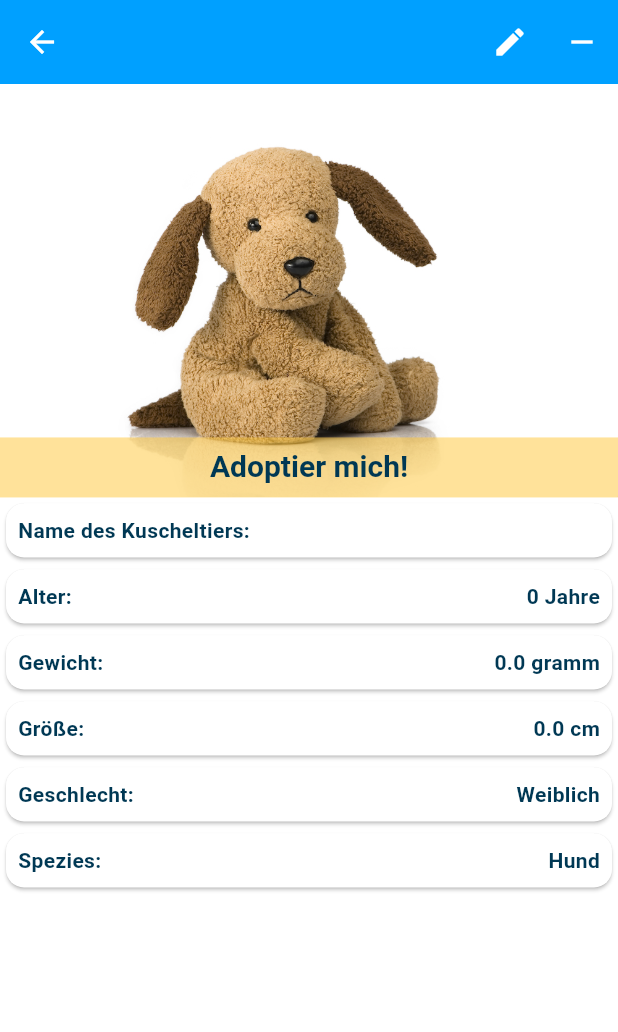
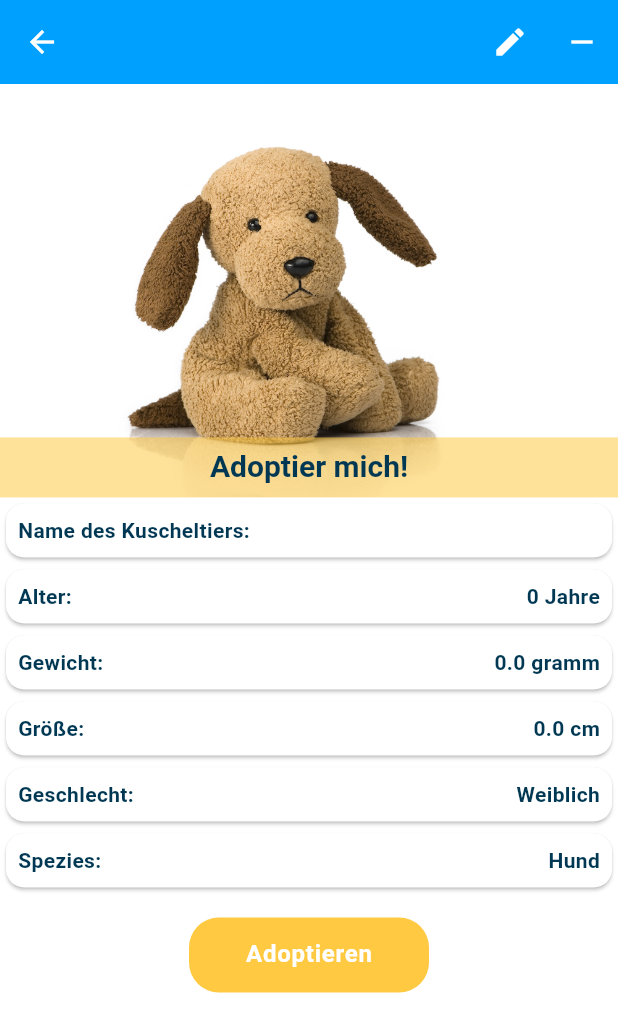
Before and after one commit to Verbalkeks/Pummel_at_work, a Flutter app: the DetailPetScreen screen opened directly with empty values, on a phone screen of 412 x 824 dp. Shown: the top 1032 px of the screen. Run offline on Flutter 3.47's test engine with Material 3 defaults, Android fonts, the phone set to English and light mode, and no system bars; our stand-ins replace cloud_firestore, firebase_core; accounts and stored records are empty; Roboto replaces fonts that are missing (Titillium Web).

Commit message:
Seite 364

```diff
--- a/lib/data/repositories/rest_pet_repository.dart
+++ b/lib/data/repositories/rest_pet_repository.dart
@@ -23,7 +23,6 @@ class RestPetRepository implements PetRepository {
     );
 
     if (response.statusCode == 201) {
-      print("Kuscheltier erfolgreich hinzugefügt");
       return;
     } else {
       throw Exception("Beim Hinzufügen des Kuscheltiers ging etwas schief");
@@ -68,7 +67,6 @@ class RestPetRepository implements PetRepository {
       },
     );
     if (response.statusCode == 200) {
-      print("Kuscheltier erfolgreich aktualisiert.");
       return;
     } else {
       throw Exception("Beim Aktualisieren des Pets ging etwas schief");
@@ -77,10 +75,9 @@ class RestPetRepository implements PetRepository {
 
   @override
   Future<void> deletePetById(String id) async {
-    final uri = Uri.parse("$baseUrl/pets/${id}");
+    final uri = Uri.parse("$baseUrl/pets/$id");
     final response = await httpClient.delete(uri);
     if (response.statusCode == 204) {
-      print("GoodBye Kuscheltier.");
       return;
     } else {
       throw Exception("Beim Löschen des Kuscheltiers ging etwas schief");
--- a/lib/main.dart
+++ b/lib/main.dart
@@ -5,6 +5,7 @@ import 'package:pummel_the_fish/screens/splash_screen.dart';
 import 'package:pummel_the_fish/theme/custom_colors.dart';
 import 'package:firebase_core/firebase_core.dart';
 import "package:pummel_the_fish/firebase_options.dart";
+import 'package:pummel_the_fish/widgets/adoption_bag_wrapper.dart';
 
 Future<void> main() async {
   WidgetsFlutterBinding.ensureInitialized();
@@ -20,7 +21,8 @@ class MyApp extends StatelessWidget {
 
   @override
   Widget build(BuildContext context) {
-    return MaterialApp(
+    return AdoptionBagWrapper(
+      child: MaterialApp(
         title: 'Pummel The Fish',
         theme: ThemeData(
           useMaterial3: true,
@@ -107,6 +109,7 @@ class MyApp extends StatelessWidget {
           "/home": (context) => const HomeScreen(),
           "/create": (context) => const CreatePetScreen(),
         },
+      ),
     );
   }
 }
--- a/lib/screens/detail_pet_screen.dart
+++ b/lib/screens/detail_pet_screen.dart
@@ -4,6 +4,8 @@ import "package:pummel_the_fish/data/models/pet.dart";
 import "package:pummel_the_fish/data/repositories/firestore_pet_repository.dart";
 import "package:pummel_the_fish/screens/edit_pet_screen.dart";
 import "package:pummel_the_fish/theme/custom_colors.dart";
+import "package:pummel_the_fish/widgets/custom_button.dart";
+import "package:pummel_the_fish/widgets/inherited_adoption_bag.dart";
 
 class DetailPetScreen extends StatefulWidget {
   final Pet pet;
@@ -50,9 +52,9 @@ class _DetailPetScreenState extends State<DetailPetScreen> {
           title: Text(pet.name),
           actions: [
             IconButton(
-                onPressed: () => _onEditPet(pet), icon: Icon(Icons.edit)),
+                onPressed: () => _onEditPet(pet), icon: const Icon(Icons.edit)),
             IconButton(
-                onPressed: () => _onDeletePet(pet.id), icon: Icon(Icons.remove))
+                onPressed: () => _onDeletePet(pet.id), icon: const Icon(Icons.remove))
           ],
         ),
         body: SafeArea(
@@ -66,7 +68,7 @@ class _DetailPetScreenState extends State<DetailPetScreen> {
                   children: [
                     Expanded(
                       flex: 1,
-                      child: _BuildImageStack(pet, context),
+                      child: _buildImageStack(pet, context),
                     ),
                     Expanded(
                       flex: 1,
@@ -82,7 +84,7 @@ class _DetailPetScreenState extends State<DetailPetScreen> {
               return SingleChildScrollView(
                 child: Column(
                   children: [
-                    _BuildImageStack(pet, context),
+                    _buildImageStack(pet, context),
                     _InfoCardsColumn(pet: pet),
                   ],
                 ),
@@ -90,11 +92,12 @@ class _DetailPetScreenState extends State<DetailPetScreen> {
             },
           ),
         ),
+
       ),
     );
   }
 
-  Stack _BuildImageStack(Pet pet, BuildContext context) {
+  Stack _buildImageStack(Pet pet, BuildContext context) {
     return Stack(
       children: [
         _buildImage(pet.species),
@@ -191,6 +194,13 @@ class _InfoCardsColumn extends StatelessWidget {
                         ? "Katze"
                         : "Fisch",
           ),
+          const SizedBox(height: 16),
+          CustomButton(
+            onPressed: () {
+              InheritedAdoptionBag.of(context).addPet();
+            },
+            label: 'Adoptieren'
+          ),
         ],
       ),
     );
--- a/lib/screens/edit_pet_screen.dart
+++ b/lib/screens/edit_pet_screen.dart
@@ -231,7 +231,6 @@ class _EditPetScreenState extends State<EditPetScreen> {
                   side: const BorderSide(color: CustomColors.blueDark),
                   onChanged: (bool? value) {
                     if (value != null) {
-                      print(value);
                       setState(() {
                         currentIsFemale = value;
                       });
--- a/lib/screens/home_screen.dart
+++ b/lib/screens/home_screen.dart
@@ -2,6 +2,8 @@ import "package:cloud_firestore/cloud_firestore.dart";
 import "package:flutter/material.dart";
 import "package:pummel_the_fish/data/models/pet.dart";
 import "package:pummel_the_fish/data/repositories/firestore_pet_repository.dart";
+import "package:pummel_the_fish/widgets/adoption_bag.dart";
+import "package:pummel_the_fish/widgets/inherited_adoption_bag.dart";
 import "package:pummel_the_fish/widgets/pet_list_error.dart";
 import "package:pummel_the_fish/widgets/pet_list_loaded.dart";
 import "package:pummel_the_fish/widgets/pet_list_loading.dart";
@@ -15,7 +17,6 @@ class HomeScreen extends StatefulWidget {
 
 class _HomeScreenState extends State<HomeScreen> {
   late final FirestorePetRepository firestorePetRepository;
-
   late Stream<List<Pet>> petStream;
 
   @override
@@ -37,6 +38,7 @@ class _HomeScreenState extends State<HomeScreen> {
           child: Image.asset("assets/images/pummel.png"),
         ),
         title: const Text("Pummel The Fish"),
+        actions: [AdoptionBag(petCount: InheritedAdoptionBag.of(context).petCount)],
       ),
       body: SafeArea(
         child: Padding(
--- /dev/null
+++ b/lib/widgets/adoption_bag_wrapper.dart
@@ -0,0 +1,28 @@
+import "package:flutter/material.dart";
+import "package:pummel_the_fish/widgets/inherited_adoption_bag.dart";
+
+class AdoptionBagWrapper extends StatefulWidget {
+  final Widget child;
+  const AdoptionBagWrapper({
+    super.key,
+    required this.child,
+  });
+  @override
+  State<AdoptionBagWrapper> createState() => _AdoptionBagWrapperState();
+}
+
+class _AdoptionBagWrapperState extends State<AdoptionBagWrapper> {
+  int _petCount = 0;
+  @override
+  Widget build(BuildContext context) {
+    return InheritedAdoptionBag(
+      petCount: _petCount,
+      addPet: () {
+        setState(() {
+          _petCount++;
+        });
+      },
+      child: widget.child,
+    );
+  }
+}
--- /dev/null
+++ b/lib/widgets/inherited_adoption_bag.dart
@@ -0,0 +1,20 @@
+import 'package:flutter/material.dart';
+
+class InheritedAdoptionBag extends InheritedWidget {
+  final int petCount;
+  final VoidCallback addPet;
+
+  const InheritedAdoptionBag({
+    super.key,
+    required this.petCount,
+    required super.child,
+    required this.addPet,
+  });
+
+  @override
+  bool updateShouldNotify(InheritedWidget oldWidget) => true;
+
+  static InheritedAdoptionBag of(BuildContext context) {
+    return context.dependOnInheritedWidgetOfExactType<InheritedAdoptionBag>()!;
+  }
+}
```
Also changed, not shown: lib/screens/create_pet_screen.dart (+14 -15 lines). Lines whose indentation alone changed are shown as unchanged.
